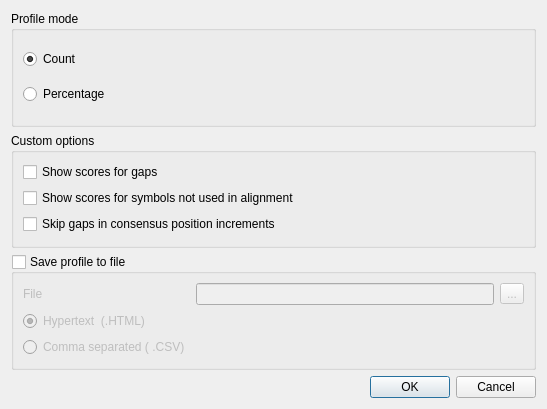
Before: the Qt Designer form src/plugins/dna_stat/src/DNAStatMSAProfileDialog.ui in violethaze74/ugene, drawn with Qt 5.
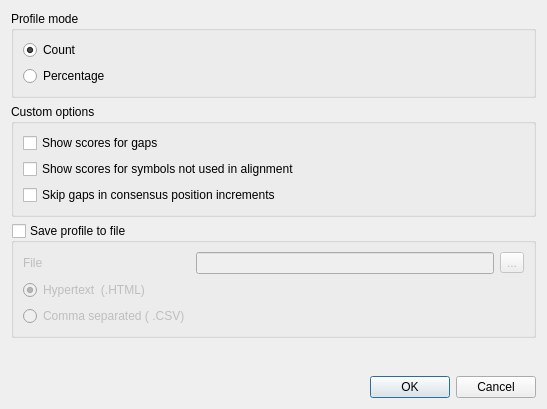
After: the same form once the commit is applied.

Commit message: UGENE-6807 Crash on running Generate alignment profile (#395)

The edit to the form file:
```diff
--- a/src/plugins/dna_stat/src/DNAStatMSAProfileDialog.ui
+++ b/src/plugins/dna_stat/src/DNAStatMSAProfileDialog.ui
@@ -122,6 +122,29 @@
      </layout>
     </widget>
    </item>
+   <item>
+    <widget class="QLabel" name="warningLabel">
+     <property name="enabled">
+      <bool>true</bool>
+     </property>
+     <property name="text">
+      <string/>
+     </property>
+    </widget>
+   </item>
+   <item>
+    <spacer name="verticalSpacer">
+     <property name="orientation">
+      <enum>Qt::Vertical</enum>
+     </property>
+     <property name="sizeHint" stdset="0">
+      <size>
+       <width>20</width>
+       <height>17</height>
+      </size>
+     </property>
+    </spacer>
+   </item>
    <item>
     <widget class="QDialogButtonBox" name="buttonBox">
      <property name="standardButtons">
```
Left out of the diff: 46 changed lines with no effect on the pictures. The commit also changes 9 other files.
